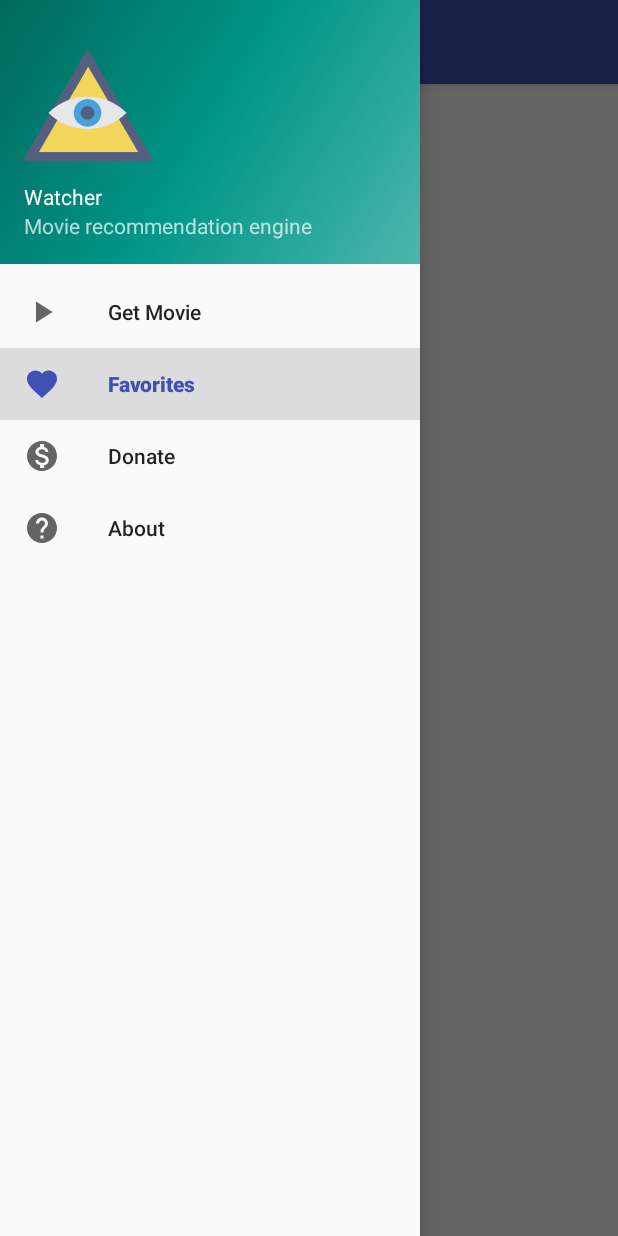
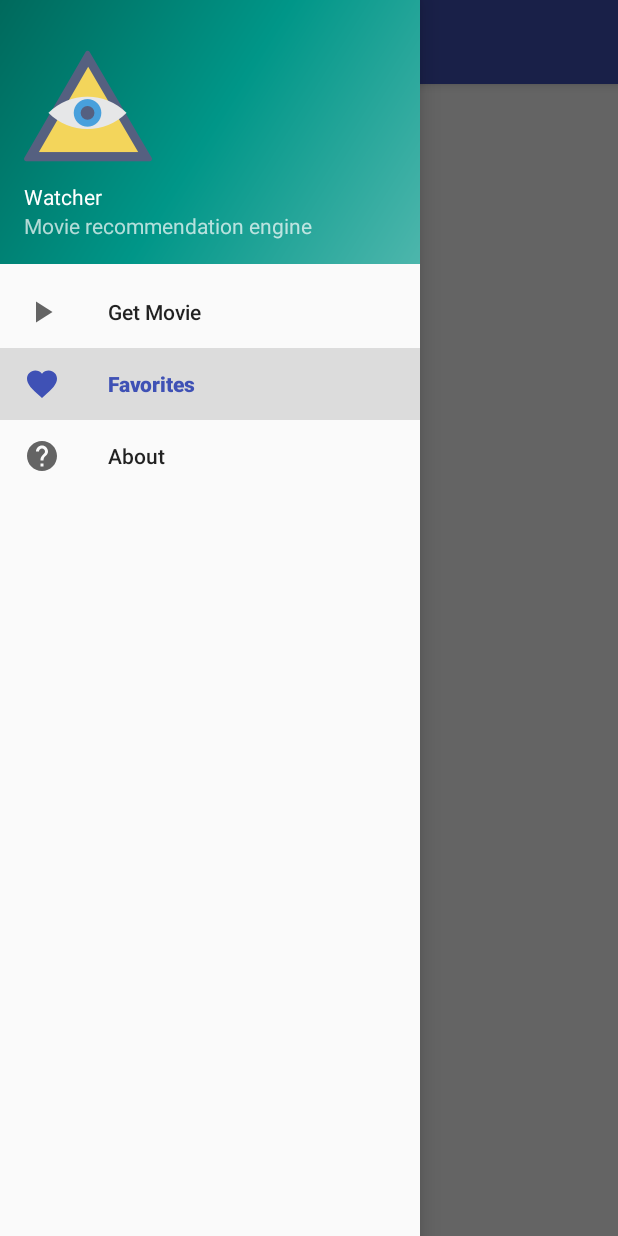
Before and after one commit to samus-arachna/Watcher, an Android app: the FavoritesActivity screen opened directly, with no data from a screen before it, with the side drawer open, on a phone screen of 412 x 824 dp. Run offline under Robolectric (Android 15) with nearby library versions, the phone set to English and light mode, and no system bars.

Commit message:
removing donations because google said so, need to make in app purchases ;)

```diff
--- a/app/build.gradle
+++ b/app/build.gradle
@@ -9,8 +9,8 @@ android {
         applicationId "io.github.umren.watcher"
         minSdkVersion 16
         targetSdkVersion 25
-        versionCode 2
-        versionName "1.2"
+        versionCode 3
+        versionName "1.3"
         testInstrumentationRunner "android.support.test.runner.AndroidJUnitRunner"
     }
     buildTypes {
--- a/app/src/main/java/io/github/umren/watcher/FavoritesActivity.kt
+++ b/app/src/main/java/io/github/umren/watcher/FavoritesActivity.kt
@@ -12,7 +12,6 @@ import android.view.MenuItem
 import android.widget.AdapterView
 import io.github.umren.watcher.Adapters.FavoritesAdapter
 import io.github.umren.watcher.Fragments.AboutFragment
-import io.github.umren.watcher.Fragments.DonateFragment
 import io.github.umren.watcher.Models.WatcherDatabaseHelper
 import kotlinx.android.synthetic.main.activity_favorites.*
 import kotlinx.android.synthetic.main.content_favorites.*
@@ -84,10 +83,6 @@ class FavoritesActivity : AppCompatActivity(), NavigationView.OnNavigationItemSe
             R.id.favorites -> {
 
             }
-            R.id.donate -> {
-                val dialog = DonateFragment()
-                dialog.show(this.supportFragmentManager, "Donate")
-            }
             R.id.about -> {
                 val dialog = AboutFragment()
                 dialog.show(this.supportFragmentManager, "About")
--- a/app/src/main/java/io/github/umren/watcher/MainActivity.kt
+++ b/app/src/main/java/io/github/umren/watcher/MainActivity.kt
@@ -20,7 +20,6 @@ import android.widget.TextView
 import android.widget.Toast
 import com.squareup.picasso.Picasso
 import io.github.umren.watcher.Fragments.AboutFragment
-import io.github.umren.watcher.Fragments.DonateFragment
 import kotlinx.android.synthetic.main.content_main.*
 
 
@@ -116,10 +115,6 @@ class MainActivity : AppCompatActivity(), NavigationView.OnNavigationItemSelecte
                 val i = Intent(this, FavoritesActivity::class.java)
                 startActivity(i)
             }
-            R.id.donate -> {
-                val dialog = DonateFragment()
-                dialog.show(this.supportFragmentManager, "Donate")
-            }
             R.id.about -> {
                 val dialog = AboutFragment()
                 dialog.show(this.supportFragmentManager, "About")
--- a/app/src/main/res/menu/activity_main_drawer.xml
+++ b/app/src/main/res/menu/activity_main_drawer.xml
@@ -7,8 +7,6 @@
               android:title="Get Movie" />
         <item android:id="@+id/favorites" android:icon="@drawable/ic_favorite_black_24px"
               android:title="Favorites" />
-        <item android:id="@+id/donate" android:icon="@drawable/ic_monetization_on_black_24dp"
-              android:title="Donate" />
         <item android:id="@+id/about" android:icon="@drawable/ic_help_black_24dp"
               android:title="About" />
     </group>
```
